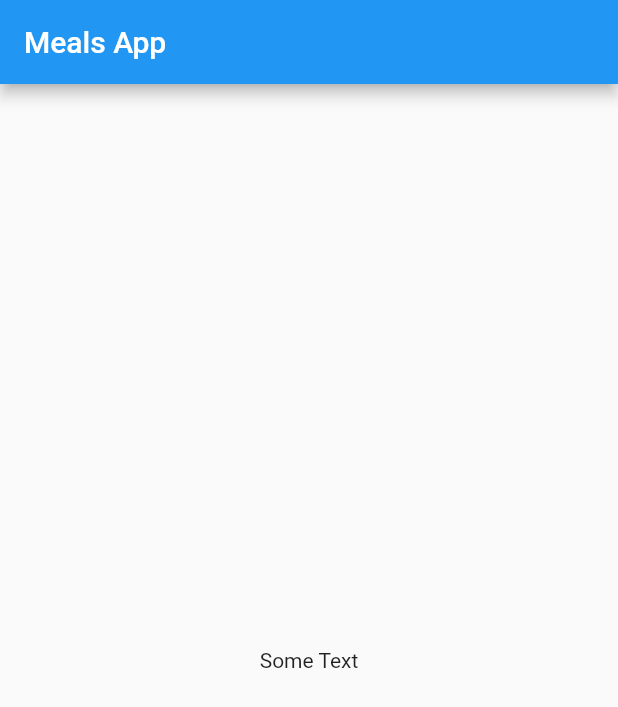
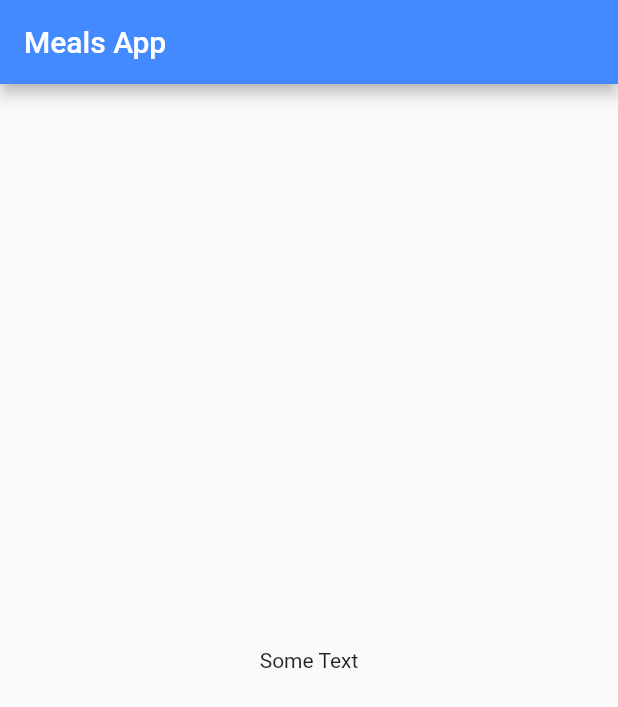
Before and after one commit to back-tosquare/Flutter-MealsApp, a Flutter app: the screen it shows after launch, on a phone screen of 412 x 824 dp. Shown: the top 707 px of the screen. Run offline on Flutter 3.47's test engine with Material 2 defaults, Android fonts, the phone set to English and light mode, and no system bars.

Commit message:
Basic Template

```diff
--- a/MealsApp/lib/main.dart
+++ b/MealsApp/lib/main.dart
@@ -13,6 +13,16 @@ class MyApp extends StatelessWidget {
     return MaterialApp(
       debugShowCheckedModeBanner: false,
       title: title,
+      theme: ThemeData(
+        textTheme: TextTheme(
+          headline6: TextStyle(
+            fontSize: 16,
+            fontWeight: FontWeight.bold,
+          ),
+        ),
+        primaryColor: Colors.blueAccent,
+        primarySwatch: Colors.green,
+      ),
       home: HomePage(title),
     );
   }
```
